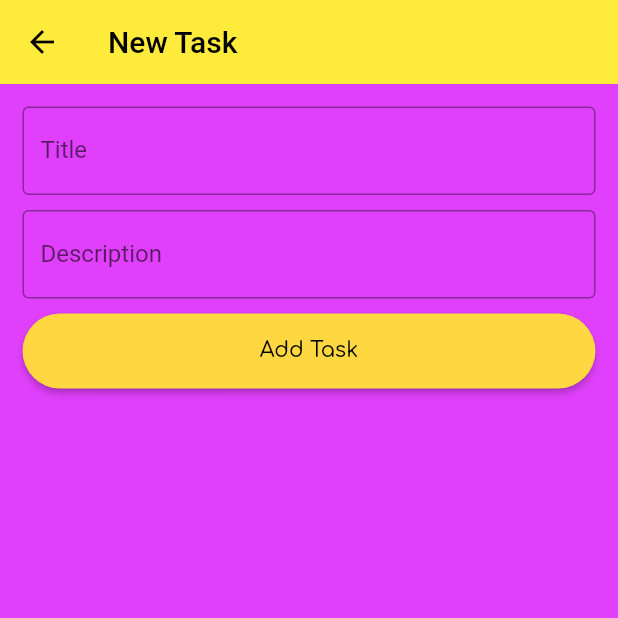
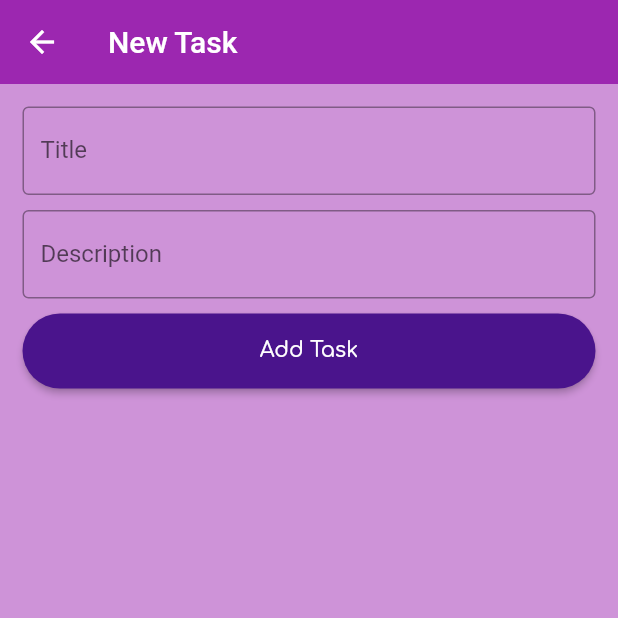
Before and after one commit to 2k4sm/TO_DOer, a Flutter app: the screen it shows once a user with an empty profile is signed in, after a tap on the "add box" icon, on a phone screen of 412 x 824 dp, the top half of it. Run offline on Flutter 3.47's test engine with Material 2 defaults, Android fonts, the light colour scheme and no system bars; our stand-ins replace cloud_firestore, firebase_auth, firebase_core, flutter_slidable, fluttertoast, google_fonts; accounts and stored records are empty.

Commit message:
did some ui changes purple colors

```diff
--- a/todoer/lib/auth/authform.dart
+++ b/todoer/lib/auth/authform.dart
@@ -116,6 +116,7 @@ class _AuthFormState extends State<AuthForm> {
                       onSaved: (value) {
                         _password = value!;
                       },
+                      obscureText: true,
                       decoration: InputDecoration(
                           border: OutlineInputBorder(
                               borderRadius: new BorderRadius.circular(15),
@@ -137,7 +138,7 @@ class _AuthFormState extends State<AuthForm> {
                             },
                             style: ElevatedButton.styleFrom(
                                 backgroundColor:
-                                    Colors.blue, // Background color
+                                    Colors.deepPurple[800], // Background color
                                 //onPrimary: Colors.black,
                                 padding: EdgeInsets.symmetric(
                                     horizontal: 10.0, vertical: 10.0),
--- a/todoer/lib/auth/authscreen.dart
+++ b/todoer/lib/auth/authscreen.dart
@@ -14,7 +14,7 @@ class _AuthScreenState extends State<AuthScreen> {
     return Scaffold(
       appBar: AppBar(title: Text('Authentication')),
       body: AuthForm(),
-      backgroundColor: Colors.red,
+      backgroundColor: Colors.purple[200],
     );
   }
 }
--- a/todoer/lib/main.dart
+++ b/todoer/lib/main.dart
@@ -27,7 +27,7 @@ class MyApp extends StatelessWidget {
         },
       ),
       debugShowCheckedModeBanner: false,
-      theme: ThemeData(primarySwatch: Colors.yellow),
+      theme: ThemeData(primarySwatch: Colors.purple),
     );
   }
 }
--- a/todoer/lib/screens/addtask.dart
+++ b/todoer/lib/screens/addtask.dart
@@ -39,7 +39,7 @@ class _AddTaskState extends State<AddTask> {
   @override
   Widget build(BuildContext context) {
     return Scaffold(
-        backgroundColor: Colors.purpleAccent,
+        backgroundColor: Colors.purple[200],
         appBar: AppBar(
           title: Text("New Task"),
           elevation: 0,
@@ -48,7 +48,6 @@ class _AddTaskState extends State<AddTask> {
           padding: EdgeInsets.all(15),
           child: Column(
             children: [
-
               Container(
                   child: TextField(
                 controller: titleController,
@@ -84,7 +83,7 @@ class _AddTaskState extends State<AddTask> {
                       ),
                       style: ElevatedButton.styleFrom(
                           shape: StadiumBorder(),
-                          backgroundColor: Colors.amberAccent),
+                          backgroundColor: Colors.purple[900]),
                       onPressed: () {
                         addtaskTofirebase();
                       },
--- a/todoer/lib/screens/home.dart
+++ b/todoer/lib/screens/home.dart
@@ -91,7 +91,7 @@ class _HomeState extends State<Home> {
                                     .delete();
                               },
                               icon: Icons.delete,
-                              backgroundColor: Colors.red,
+                              backgroundColor: Colors.purple,
                               padding: EdgeInsets.all(15),
                               borderRadius: BorderRadius.circular(15),
                             )
@@ -101,7 +101,7 @@ class _HomeState extends State<Home> {
                             //height: 100,
                             decoration: BoxDecoration(
                               borderRadius: BorderRadius.circular(15),
-                              color: Colors.blueGrey,
+                              color: Colors.purple[300],
                             ),
                             child: Row(
                               mainAxisAlignment: MainAxisAlignment.spaceBetween,
@@ -174,7 +174,7 @@ class _HomeState extends State<Home> {
           ),
           height: MediaQuery.of(context).size.height,
           width: MediaQuery.of(context).size.width,
-          color: Colors.yellowAccent,
+          color: Colors.purple[200],
         ),
         floatingActionButtonLocation:
             FloatingActionButtonLocation.miniCenterFloat,
@@ -186,7 +186,7 @@ class _HomeState extends State<Home> {
               shape: StadiumBorder(),
               child: Icon(Icons.add_box_outlined),
               //Icon(CupertinoIcons.add_circled),
-              backgroundColor: Colors.blueAccent,
+              backgroundColor: Colors.purple[700],
               onPressed: (() {
                 Navigator.push(context,
                     MaterialPageRoute(builder: (context) => AddTask()));
```
